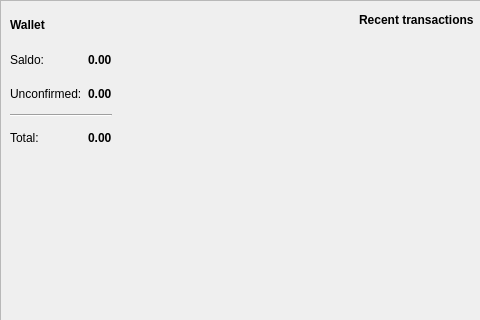
Qt form src/gui/ui/overviewframe.ui (AmericanCoinAMC/Wallet) before a commit; both pictures show x 0 to 480 and y 0 to 320 of the 866 by 590 pixel window.
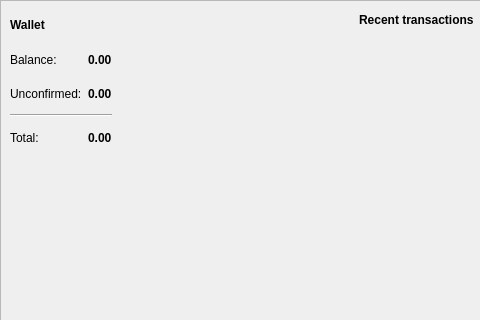
The same form after that commit.

What changed in the file:
```diff
--- a/src/gui/ui/overviewframe.ui
+++ b/src/gui/ui/overviewframe.ui
@@ -125,7 +125,7 @@
       <item row="1" column="0">
        <widget class="QLabel" name="label_2">
         <property name="text">
-         <string>Saldo:</string>
+         <string>Balance:</string>
         </property>
        </widget>
       </item>
```
